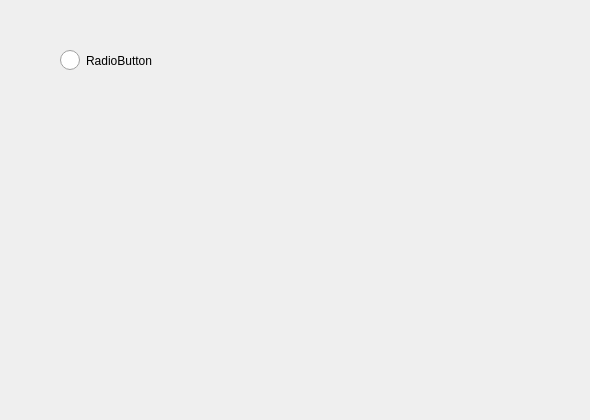
This is 24-QRadioButton_with_QSS/mainwindow.ui in fethicekinmez/Qt-Framework-GUI as Qt 5 draws it before an edit. The edited form follows.
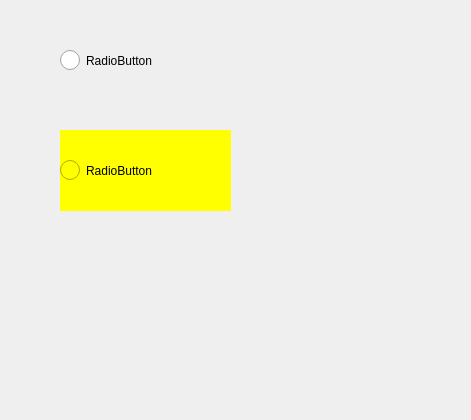
This is the edited form. Icons and pictures are not drawn.

Commit message: Qt QRadioButton | Design Using Qt Stylesheet

Patch:
```diff
--- a/24-QRadioButton_with_QSS/mainwindow.ui
+++ b/24-QRadioButton_with_QSS/mainwindow.ui
@@ -6,7 +6,7 @@
    <rect>
     <x>0</x>
     <y>0</y>
-    <width>590</width>
+    <width>471</width>
     <height>420</height>
    </rect>
   </property>
@@ -19,7 +19,7 @@
      <rect>
       <x>60</x>
       <y>20</y>
-      <width>201</width>
+      <width>171</width>
       <height>81</height>
      </rect>
     </property>
@@ -40,6 +40,35 @@
      <string>RadioButton</string>
     </property>
    </widget>
+   <widget class="QRadioButton" name="radioButton_2">
+    <property name="geometry">
+     <rect>
+      <x>60</x>
+      <y>130</y>
+      <width>171</width>
+      <height>81</height>
+     </rect>
+    </property>
+    <property name="styleSheet">
+     <string notr="true">QRadioButton{
+	background-color: yellow;
+}
+QRadioButton:indicator:checked{
+	image: url(:/new/prefix1/yes.png);
+	width: 20px;
+	height: 20px;
+}
+
+QRadioButton:indicator:unchecked{
+	image: url(:/new/prefix1/multiply.png);
+	width: 20px;
+	height: 20px;
+}</string>
+    </property>
+    <property name="text">
+     <string>RadioButton</string>
+    </property>
+   </widget>
   </widget>
  </widget>
  <resources/>
```
